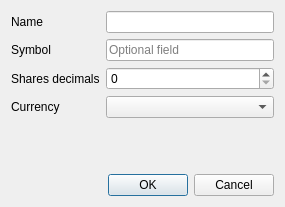
JakubFranek/Kapytal, file src/views/ui_files/dialogs/security_dialog.ui: the form before one commit.
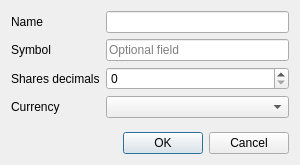
The form after the commit.

Patch:
```diff
--- a/src/views/ui_files/dialogs/security_dialog.ui
+++ b/src/views/ui_files/dialogs/security_dialog.ui
@@ -9,8 +9,8 @@
    <rect>
     <x>0</x>
     <y>0</y>
-    <width>285</width>
-    <height>207</height>
+    <width>300</width>
+    <height>165</height>
    </rect>
   </property>
   <property name="windowTitle">
```
Left out of the diff: 4 changed lines with no effect on the pictures.
